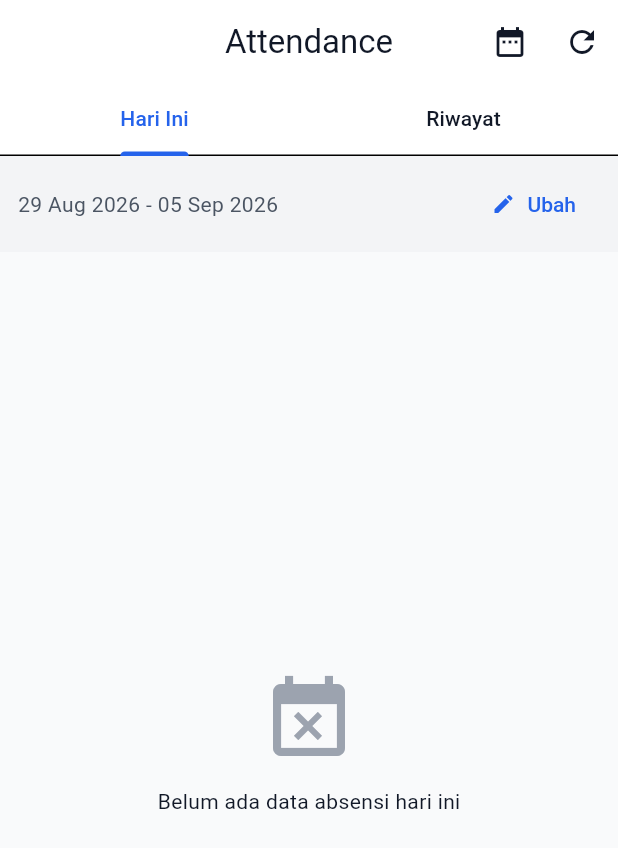
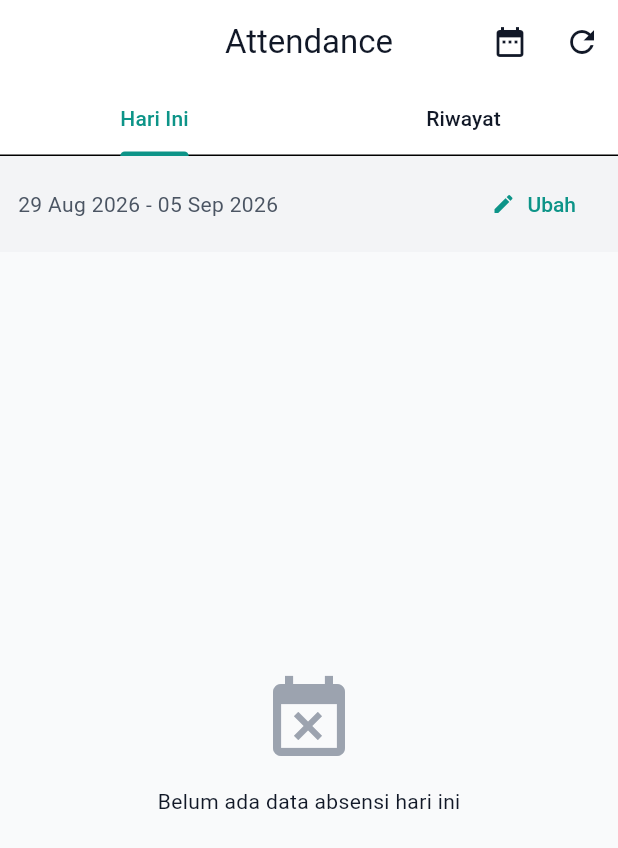
Before and after one commit to PromisePioneer/rgb-erp-mobile, a Flutter app: the ClientAttendanceScreen screen opened by its route, on a phone screen of 412 x 824 dp. Shown: the top 848 px of the screen. Run offline on Flutter 3.47's test engine with Material 3 defaults, Android fonts, the phone set to English and light mode, and no system bars; our stand-ins replace audioplayers, camera, dio, equatable, firebase_core, firebase_messaging and 10 more; missing offline and left inert: flutter_foreground_task, forui, forui_lucide, mobile_scanner, otp, tutorial_coach_mark; accounts and stored records are empty; network calls fail.

Commit message:
feat: update primary color to teal #0d9488
- Change primary color to teal-600
- Update all brand colors to teal scale
- Match with frontend CSS variables

```diff
--- a/lib/core/theme/app_colors.dart
+++ b/lib/core/theme/app_colors.dart
@@ -1,15 +1,15 @@
 import 'package:flutter/material.dart';
 
-/// App color palette based on React Native design system
-/// Primary color: #2563EB (blue-600)
+/// App color palette based on frontend CSS variables
+/// Primary: #0d9488 (teal-600)
 class AppColors {
   AppColors._();
 
-  // Primary Colors
-  static const Color primary = Color(0xFF2563EB);
-  static const Color primaryDark = Color(0xFF1D4ED8);
-  static const Color primaryLight = Color(0xFF3B82F6);
-  static const Color primaryBg = Color(0xFFEFF6FF);
+  // Primary Colors (teal-600: #0d9488)
+  static const Color primary = Color(0xFF0D9488);
+  static const Color primaryDark = Color(0xFF0F766E);
+  static const Color primaryLight = Color(0xFF14B8A6);
+  static const Color primaryBg = Color(0xFFCCFBF1);
 
   // Status Colors
   static const Color success = Color(0xFF22C55E);
@@ -35,11 +35,11 @@ class AppColors {
   static const Color gray800 = Color(0xFF1F2937);
   static const Color gray900 = Color(0xFF111827);
 
-  // RGB Brand Colors
-  static const Color rgbPrimary = Color(0xFF2563EB); // Blue - RGB Security
-  static const Color rbmPrimary = Color(0xFF059669); // Emerald - RBM Crew
+  // RGB Brand Colors (teal-600)
+  static const Color rgbPrimary = Color(0xFF0D9488);
+  static const Color rbmPrimary = Color(0xFF059669);
 
-  // Status Text Colors
+  // Text Colors
   static const Color textPrimary = gray900;
   static const Color textSecondary = gray600;
   static const Color textMuted = gray400;
@@ -53,71 +53,28 @@ class AppColors {
   static const Color border = gray200;
   static const Color borderLight = gray100;
 
-  // ====================
-  // Tailwind-style Colors (from React Native mockup)
-  // ====================
+  // Teal Scale
+  static const Color teal50 = Color(0xFFF0FDFA);
+  static const Color teal100 = Color(0xFFCCFBF1);
+  static const Color teal500 = Color(0xFF14B8A6);
+  static const Color teal600 = Color(0xFF0D9488);
+  static const Color teal700 = Color(0xFF0F766E);
 
-  // Slate Colors
+  // Additional scales
   static const Color slate50 = Color(0xFFF8FAFC);
   static const Color slate100 = Color(0xFFF1F5F9);
   static const Color slate200 = Color(0xFFE2E8F0);
   static const Color slate300 = Color(0xFFCBD5E1);
-  static const Color slate400 = Color(0xFF94A3B8);
   static const Color slate500 = Color(0xFF64748B);
   static const Color slate600 = Color(0xFF475569);
   static const Color slate700 = Color(0xFF334155);
   static const Color slate800 = Color(0xFF1E293B);
   static const Color slate900 = Color(0xFF0F172A);
 
-  // Indigo Colors
-  static const Color indigo50 = Color(0xFFEEF2FF);
-  static const Color indigo100 = Color(0xFFE0E7FF);
-  static const Color indigo200 = Color(0xFFC7D2FE);
-  static const Color indigo500 = Color(0xFF6366F1);
-  static const Color indigo600 = Color(0xFF4F46E5);
-  static const Color indigo700 = Color(0xFF4338CA);
-  static const Color indigo200_text = Color(0xFFC7D2FE);
-
-  // Amber Colors
-  static const Color amber50 = Color(0xFFFFFBEB);
-  static const Color amber100 = Color(0xFFFEF3C7);
-  static const Color amber200 = Color(0xFFFDE68A);
+  // Other utility colors
+  static const Color emerald500 = Color(0xFF10B981);
   static const Color amber500 = Color(0xFFF59E0B);
-  static const Color amber600 = Color(0xFFD97706);
-
-  // Teal Colors
-  static const Color teal50 = Color(0xFFF0FDFA);
-  static const Color teal100 = Color(0xFFCCFBF1);
-  static const Color teal500 = Color(0xFF14B8A6);
-  static const Color teal600 = Color(0xFF0D9488);
-  static const Color teal700 = Color(0xFF0F766E);
-
-  // Emerald Colors
-  static const Color emerald50 = Color(0xFFECFDF5);
-  static const Color emerald100 = Color(0xFFD1FAE5);
-  static const Color emerald600 = Color(0xFF059669);
-  static const Color emerald500 = Color(0xFF10B981);
-
-  // Sky Colors
-  static const Color sky50 = Color(0xFFF0F9FF);
-  static const Color sky100 = Color(0xFFE0F2FE);
-  static const Color sky600 = Color(0xFF0284C7);
-
-  // Violet Colors
-  static const Color violet100 = Color(0xFFEDE9FE);
-  static const Color violet600 = Color(0xFF7C3AED);
-
-  // Rose Colors
-  static const Color rose100 = Color(0xFFFFE4E6);
-  static const Color rose600 = Color(0xFFE11D48);
-
-  // Cyan Colors
-  static const Color cyan50 = Color(0xFFECFEFF);
-  static const Color cyan100 = Color(0xFFCFFAFE);
-  static const Color cyan600 = Color(0xFF0891B2);
-
-  // Red Colors (additional)
-  static const Color red400 = Color(0xFFF87171);
+  static const Color rose500 = Color(0xFFF43F5E);
+  static const Color cyan500 = Color(0xFF06B6D4);
   static const Color red500 = Color(0xFFEF4444);
-  static const Color red600 = Color(0xFFDC2626);
 }
```
